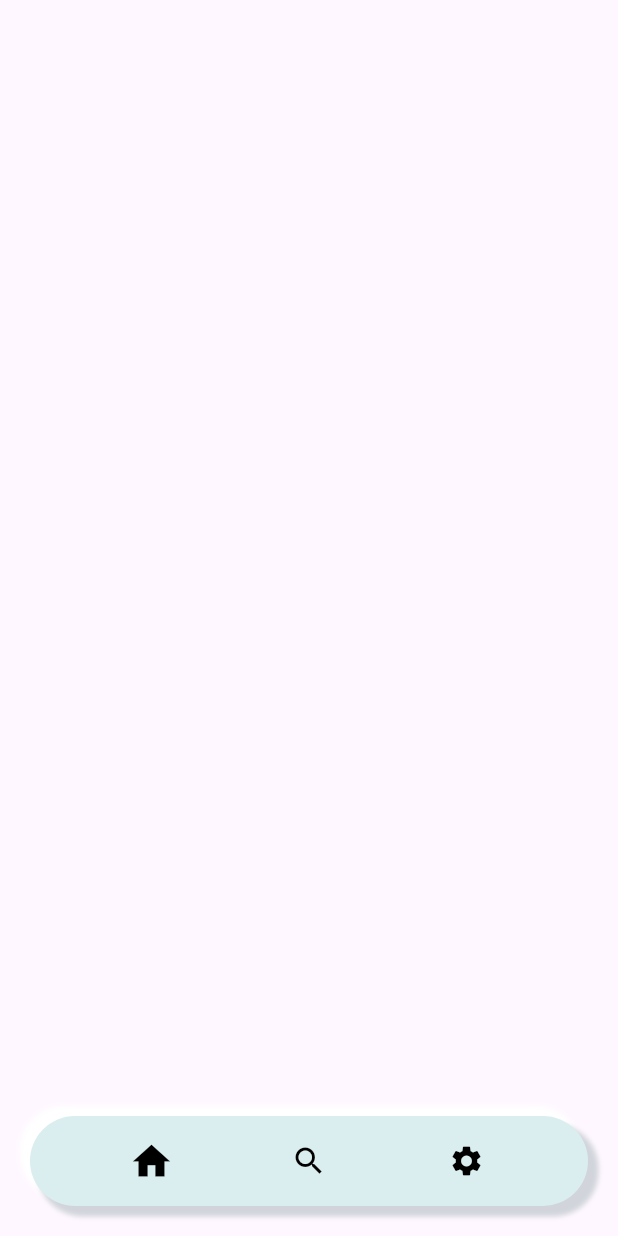
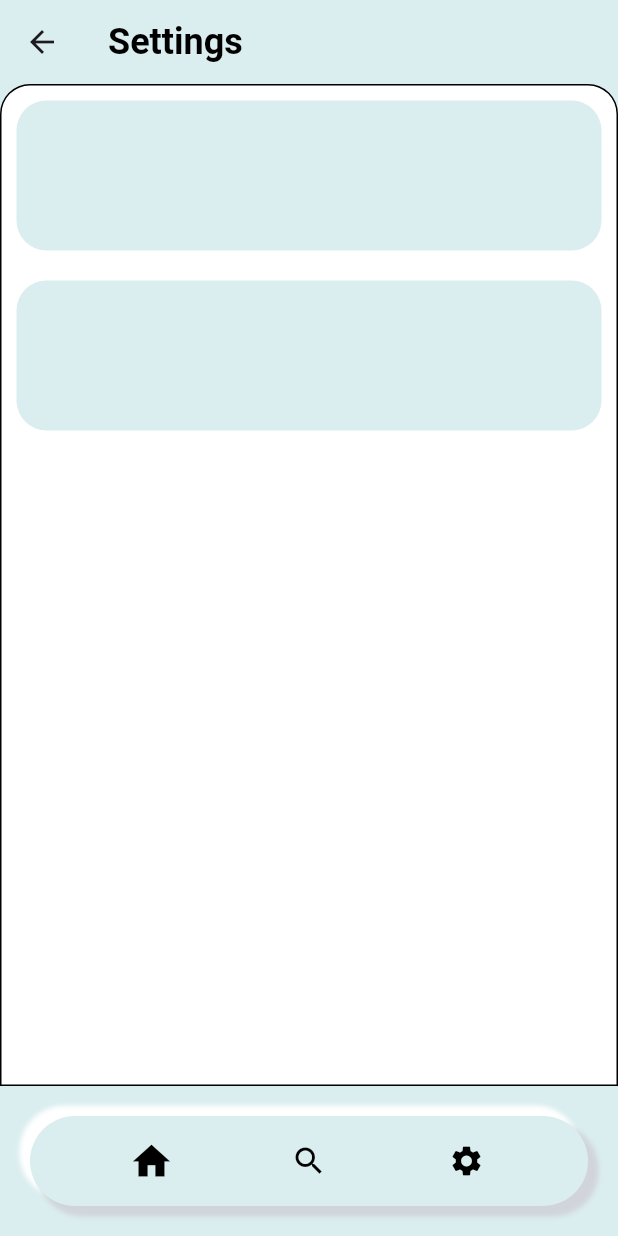
Before and after one commit to MridulSharma2552007/WeatherZen, a Flutter app: the Searchpage screen opened directly, after a tap on the "settings" icon, on a phone screen of 412 x 824 dp. Run offline on Flutter 3.47's test engine with Material 3 defaults, Android fonts, the phone set to English and light mode, and no system bars; our stand-ins replace flutter_spinkit, geolocator.

Commit message:
more icons added for the weather and a new look added to ui by border width 1

```diff
--- a/lib/Pages/home.dart
+++ b/lib/Pages/home.dart
@@ -131,7 +131,7 @@ class _HomeState extends State<Home> {
       drawer: Drawer(),
       body:
           isLoading
-              ? const Center(
+              ?  const Center(
                 child: CircularProgressIndicator(
                   color: Colors.blueGrey,
                   strokeWidth: 3,
@@ -140,12 +140,15 @@ class _HomeState extends State<Home> {
               : Container(
                 width: double.infinity,
                 height: double.infinity,
-                decoration: const BoxDecoration(
+                decoration:  BoxDecoration(
                   color: Color(0xfff3f4f5),
+
                   borderRadius: BorderRadius.only(
                     topLeft: Radius.circular(30),
                     topRight: Radius.circular(30),
                   ),
+
+
                 ),
                 child: ListView(
                   children: [
--- a/lib/Pages/searchpage.dart
+++ b/lib/Pages/searchpage.dart
@@ -1,5 +1,6 @@
 import 'dart:convert';
 import 'package:flutter/material.dart';
+import 'package:flutter_spinkit/flutter_spinkit.dart';
 import 'package:http/http.dart' as http;
 import 'package:snowy/elements/navbar.dart';
 import 'package:snowy/elements/searchcontainer.dart';
@@ -39,6 +40,12 @@ class _SearchpageState extends State<Searchpage> {
         return 'assets/images/clear.png';
       case 'partly cloudy':
         return 'assets/images/partly-cloudy.png';
+        case 'mist':
+        return'assets/images/mist.png';
+        case 'overcast':
+        return'assets/images/overcast.png';
+        case 'patchy light rain in area with thunder':
+        return'assets/images/stormy-cloud-with-rain-and-thunder.png';
       default:
         return 'assets/images/Forgot_to_add_Icon_for_this_weather-removebg-preview.png';
     }
@@ -112,12 +119,16 @@ class _SearchpageState extends State<Searchpage> {
       body: Container(
         width: double.infinity,
         height: double.infinity,
-        decoration: const BoxDecoration(
+        decoration:  BoxDecoration(
           color: Color(0xfff3f4f5),
           borderRadius: BorderRadius.only(
             topLeft: Radius.circular(30),
             topRight: Radius.circular(30),
           ),
+           border: Border.all(
+
+          color: Colors.black
+         )
         ),
         child: Column(
           children: [
@@ -182,14 +193,14 @@ class _SearchpageState extends State<Searchpage> {
             if (isLoading)
               const Padding(
                 padding: EdgeInsets.all(20),
-                child: CircularProgressIndicator(),
+                child: SpinKitWaveSpinner(color: Color(0XFFdaedef),waveColor: Colors.white)
               )
             else if (city.isNotEmpty)
               Searchcontainer(
                 label: temperature,
                 time: condition,
                 imagePath: getWeatherIcon(condition),
-                glowColor: Colors.pink,
+                glowColor: const Color.fromARGB(255, 249, 126, 167),
                 city: city,
               ),
           ],
--- a/lib/Pages/settings.dart
+++ b/lib/Pages/settings.dart
@@ -1,4 +1,5 @@
 import 'package:flutter/material.dart';
+import 'package:snowy/elements/containerForSettings.dart';
 import 'package:snowy/elements/navbar.dart';
 
 class Settings extends StatelessWidget {
@@ -6,10 +7,39 @@ class Settings extends StatelessWidget {
 
   @override
   Widget build(BuildContext context) {
-    return const Scaffold(
+    return Scaffold(
+      backgroundColor: Color(0XFFdaedef),
+      appBar: AppBar(
+        title: Text(
+          'Settings',
+          style: TextStyle(
+            color: Colors.black,
+            fontSize: 24,
+            fontWeight: FontWeight.bold,
+          ),
+        ),
+        backgroundColor: Color(0XFFdaedef),
+      ),
+      body: Container(
+        height: double.infinity,
+        width: double.infinity,
+        decoration: BoxDecoration(
+          color: Colors.white,
+          borderRadius: BorderRadius.only(topLeft:Radius.circular(20),topRight:Radius.circular(20) ),
+         border: Border.all(
 
+          color: Colors.black
+         )
+        ),
+        child: ListView(
+          children: [
+            Containerforsettings(),
+            Containerforsettings()
+          ],
+        )
 
-      bottomNavigationBar: BottomContainer()
+      ),
+      bottomNavigationBar: BottomContainer(),
     );
   }
 }
--- /dev/null
+++ b/lib/elements/containerForSettings.dart
@@ -0,0 +1,20 @@
+import 'package:flutter/material.dart';
+
+class Containerforsettings extends StatelessWidget {
+  const Containerforsettings({super.key});
+
+  @override
+  Widget build(BuildContext context) {
+    return Padding(
+      padding: const EdgeInsets.all(10),
+      child: Container(
+        width: 400,
+        height: 100,
+        decoration: BoxDecoration(
+          color: Color(0XFFdaedef),
+          borderRadius: BorderRadius.circular(20),
+        ),
+      ),
+    );
+  }
+}
--- a/lib/elements/searchcontainer.dart
+++ b/lib/elements/searchcontainer.dart
@@ -79,7 +79,7 @@ class Searchcontainer extends StatelessWidget {
                       child: Text(
                         time,
                         style: const TextStyle(
-                          fontSize: 40,
+                          fontSize: 30,
                           fontWeight: FontWeight.bold,
                           color: Colors.black,
                         ),
--- a/pubspec.yaml
+++ b/pubspec.yaml
@@ -37,6 +37,7 @@ dependencies:
   http: ^1.4.0
   geolocator: ^14.0.1
   google_fonts: ^6.2.1
+  flutter_spinkit: ^5.2.1
 
 dev_dependencies:
   flutter_test:
```
Also changed, not shown: assets/images/mist.png (added), assets/images/overcast.png (added), assets/images/stormy-cloud-with-rain-and-thunder.png (added), pubspec.lock.
